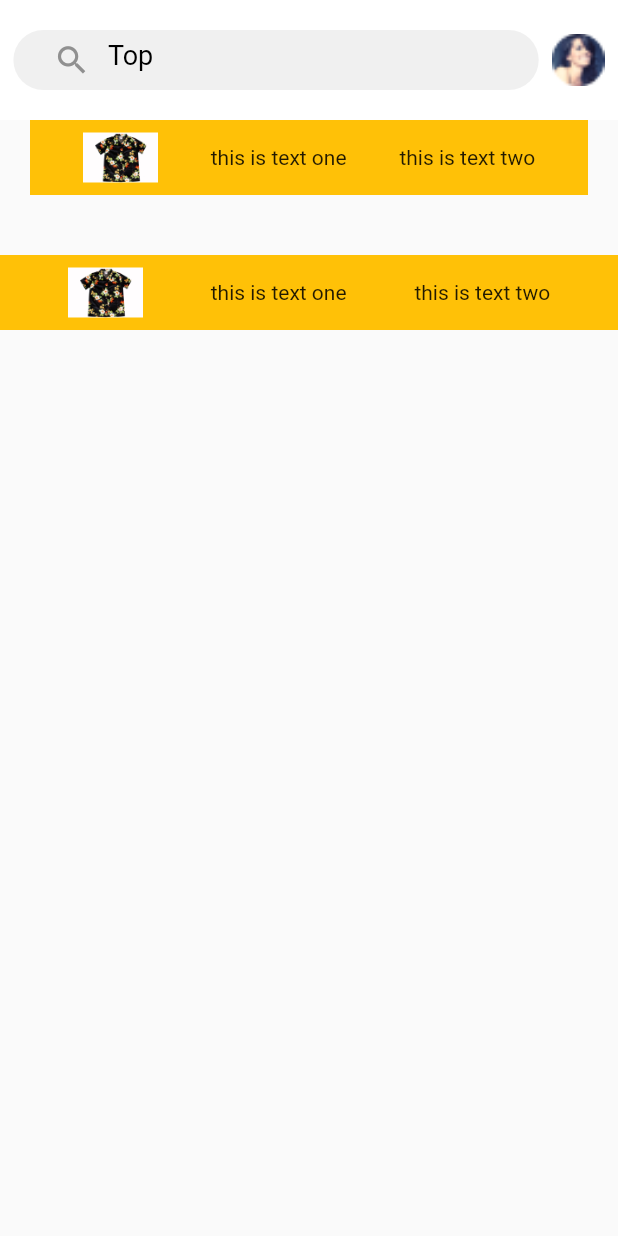
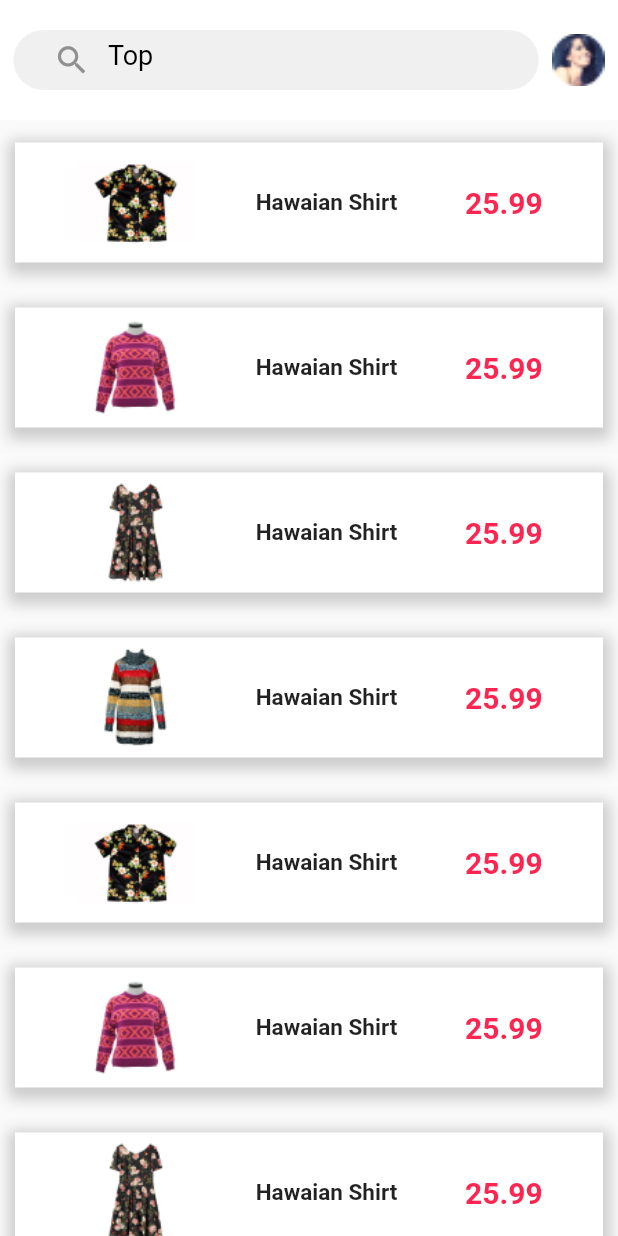
Before and after one commit to marsalanansari/appone, a Flutter app: the ListItem screen opened directly, on a phone screen of 412 x 824 dp. Run offline on Flutter 3.47's test engine with Material 2 defaults, Android fonts, the phone set to English and light mode, and no system bars.

Commit message:
screen no seven done

```diff
--- a/lib/main.dart
+++ b/lib/main.dart
@@ -16,7 +16,7 @@ class MyApp extends StatelessWidget {
   Widget build(BuildContext context) {
     return MaterialApp(
       debugShowCheckedModeBanner: false,
-      home: SplashScreen(),
+      home: ListItem(),
     );
   }
 }
--- a/lib/screens/list.dart
+++ b/lib/screens/list.dart
@@ -1,6 +1,7 @@
 import 'package:flutter/material.dart';
 import 'package:flutter/src/foundation/key.dart';
 import 'package:flutter/src/widgets/framework.dart';
+import 'package:tailerapp/wig/listmenu.dart';
 
 class ListItem extends StatelessWidget {
   const ListItem({Key? key}) : super(key: key);
@@ -55,37 +56,14 @@ class ListItem extends StatelessWidget {
           Expanded(
             child: ListView(
               children: [
-                Container(
-                    margin: EdgeInsets.symmetric(horizontal: 20),
-                    decoration: BoxDecoration(color: Colors.amber),
-                    child: Row(
-                      mainAxisAlignment: MainAxisAlignment.spaceEvenly,
-                      children: [
-                        Image.asset(
-                          'assets/list1.png',
-                          width: 50,
-                          height: 50,
-                        ),
-                        Text('this is text one'),
-                        Text('this is text two'),
-                      ],
-                    )),
-                    SizedBox(height: 10,),
-                    Container(
-                    margin: EdgeInsets.only(top: 30),
-                    decoration: BoxDecoration(color: Colors.amber),
-                    child: Row(
-                      mainAxisAlignment: MainAxisAlignment.spaceEvenly,
-                      children: [
-                        Image.asset(
-                          'assets/list1.png',
-                          width: 50,
-                          height: 50,
-                        ),
-                        Text('this is text one'),
-                        Text('this is text two'),
-                      ],
-                    ))
+                listCard('assets/list1.png', 'Hawaian Shirt', ' 25.99'),
+                listCard('assets/list2.png', 'Hawaian Shirt', ' 25.99'),
+                listCard('assets/list3.png', 'Hawaian Shirt', ' 25.99'),
+                listCard('assets/list4.png', 'Hawaian Shirt', ' 25.99'),
+                listCard('assets/list1.png', 'Hawaian Shirt', ' 25.99'),
+                listCard('assets/list2.png', 'Hawaian Shirt', ' 25.99'),
+                listCard('assets/list3.png', 'Hawaian Shirt', ' 25.99'),
+                listCard('assets/list4.png', 'Hawaian Shirt', ' 25.99'),
               ],
             ),
           )
--- /dev/null
+++ b/lib/wig/listmenu.dart
@@ -0,0 +1,42 @@
+import 'package:flutter/cupertino.dart';
+import 'package:flutter/material.dart';
+
+Widget listCard(var listimage, var textone, var texttwo) {
+  return Container(
+      margin: EdgeInsets.symmetric(horizontal: 10, vertical: 15),
+      decoration: BoxDecoration(
+        color: Colors.white,
+        boxShadow: [
+          BoxShadow(
+            color: Colors.grey.withOpacity(0.5),
+            spreadRadius: 5,
+            blurRadius: 7,
+            offset: Offset(0, 3), // changes position of shadow
+          ),
+        ],
+      ),
+      child: Row(
+        mainAxisAlignment: MainAxisAlignment.spaceEvenly,
+        children: [
+          Image.asset(
+            listimage,
+            width: 80,
+            height: 80,
+          ),
+          Text(
+            textone,
+            style: TextStyle(
+              fontWeight: FontWeight.bold,
+              fontSize: 15,
+            ),
+          ),
+          Text(
+            texttwo,
+            style: TextStyle(
+                fontWeight: FontWeight.bold,
+                fontSize: 20,
+                color: Color(0xffFE2550)),
+          ),
+        ],
+      ));
+}
```
